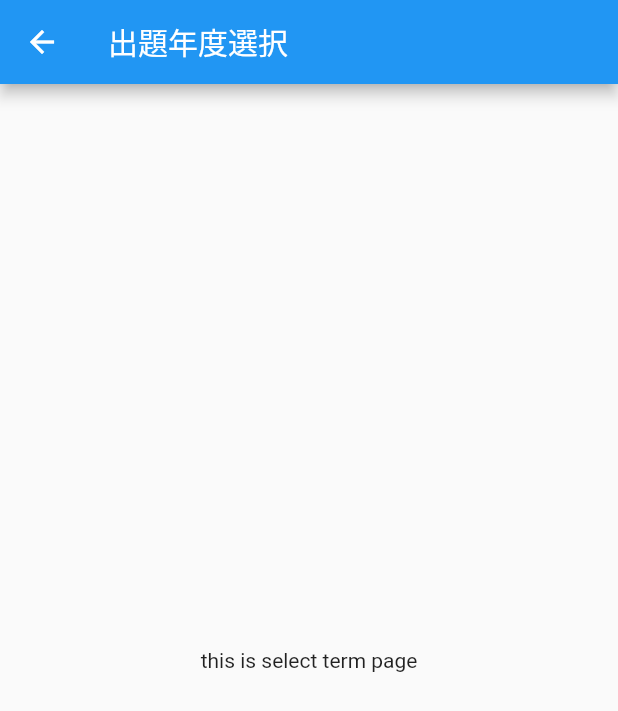
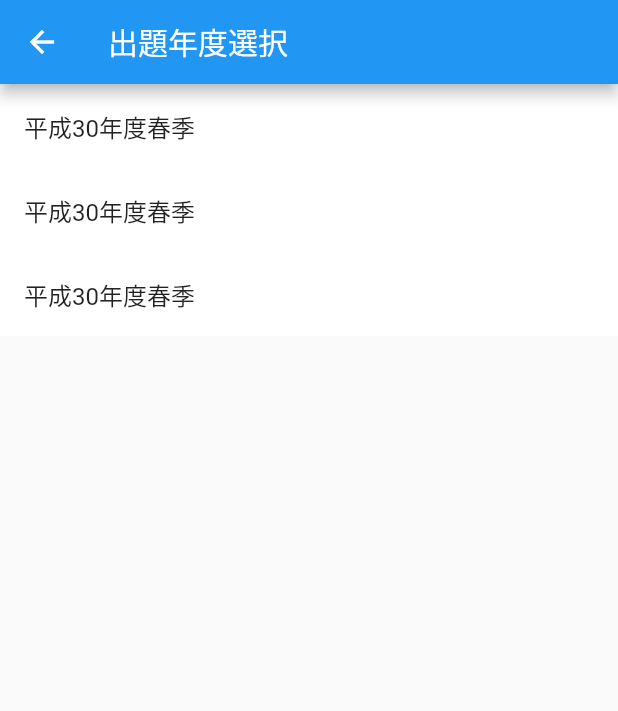
Before and after one commit to NaokiMochizuki/certificate_qualification, a Flutter app: the SelectTerm screen opened by its route, on a phone screen of 412 x 824 dp. Shown: the top 711 px of the screen. Run offline on Flutter 3.47's test engine with Material 2 defaults, Android fonts, the phone set to English and light mode, and no system bars.

Commit message:
年度選択をproviderで管理 一つでも選択されたら次へ進むボタンが出てくるように

```diff
--- /dev/null
+++ b/lib/components/term_list_item.dart
@@ -0,0 +1,39 @@
+import 'package:flutter/material.dart';
+import 'package:certicicatie_qualification/models/provider_data.dart';
+import 'package:provider/provider.dart';
+
+// ignore: must_be_immutable
+class TermListItem extends StatefulWidget {
+  bool selected;
+  final int id;
+  final String title;
+  TermListItem({this.title, this.id, this.selected});
+
+  @override
+  _TermListItemState createState() => _TermListItemState();
+}
+
+class _TermListItemState extends State<TermListItem> {
+
+  void onTappedCallback(int id) {
+    // 選択,削除されたカテゴリのIDをプロバイダに伝える処理
+    if(Provider.of<ProviderData>(context, listen:false).isSelectedId(id)){
+      Provider.of<ProviderData>(context, listen: false).removeTermId(id);
+    }else{
+      Provider.of<ProviderData>(context, listen: false).addSelectedTermId(id);
+    }
+  }
+
+  @override
+  Widget build(BuildContext context) {
+    return Container(
+      color: Provider.of<ProviderData>(context).isSelectedId(widget.id) ? Colors.lightBlue[50] : Colors.white,
+      child: ListTile(
+          title: Text(widget.title),
+          selected: Provider.of<ProviderData>(context).isSelectedId(widget.id),
+          onTap: () {
+            onTappedCallback(widget.id);
+          }),
+    );
+  }
+}
--- a/lib/constant/settings.dart
+++ b/lib/constant/settings.dart
@@ -1 +1,3 @@
 const kAppName = '基本情報技術者試験';
+
+const kDataApiUrl = 'https://example.com';
--- /dev/null
+++ b/lib/models/provider_data.dart
@@ -0,0 +1,28 @@
+import 'package:flutter/material.dart';
+
+class ProviderData extends ChangeNotifier {
+  final List<int> _selectedTermIds = [];
+
+  int get selectedTermIdsCount{
+    return _selectedTermIds.length;
+  }
+
+  bool isSelectedId(int id){
+    return _selectedTermIds.contains(id);
+  }
+
+  void addSelectedTermId(int id){
+    _selectedTermIds.add(id);
+    notifyListeners();
+  }
+
+  void resetSelectedTermId(){
+    _selectedTermIds.clear();
+    notifyListeners();
+  }
+
+  void removeTermId(int id){
+    _selectedTermIds.remove(id);
+    notifyListeners();
+  }
+}
--- a/lib/screens/select_term.dart
+++ b/lib/screens/select_term.dart
@@ -1,4 +1,7 @@
 import 'package:flutter/material.dart';
+import 'package:certicicatie_qualification/components/term_list_item.dart';
+import 'package:certicicatie_qualification/models/provider_data.dart';
+import 'package:provider/provider.dart';
 
 class SelectTerm extends StatelessWidget {
   static const String id = 'select_term';
@@ -8,8 +11,21 @@ class SelectTerm extends StatelessWidget {
     return Scaffold(
       appBar: AppBar(title: Text('出題年度選択')),
       body: Container(
-        child: Center(child: Text('this is select term page')),
-      ),
-    );
+        child: ListView.builder(
+          itemBuilder: (BuildContext context, int index) {
+            //TODO: 正しいIDを入れるようにする
+            return TermListItem(title: '平成30年度春季', selected: false, id: index);
+            },
+            itemCount: 3,
+          ),
+        ),
+      floatingActionButton:Visibility(
+            visible: Provider.of<ProviderData>(context).selectedTermIdsCount > 0,
+            child: FloatingActionButton(
+              onPressed: (){},
+              child: Icon(Icons.skip_next),
+            ),
+          ),
+      );
   }
 }
--- a/pubspec.yaml
+++ b/pubspec.yaml
@@ -11,6 +11,7 @@ dependencies:
     sdk: flutter
   cupertino_icons: ^0.1.2
   provider: ^4.0.1 #stateの管理
+  http: ^0.12.0+2 #httpリクエスト
 
 dev_dependencies:
   flutter_test:
```
Also changed, not shown: lib/main.dart (+6 -1 lines), lib/models/term_data.dart (added, +12 -0 lines), lib/services/network_helper.dart (added, +22 -0 lines), pubspec.lock.
